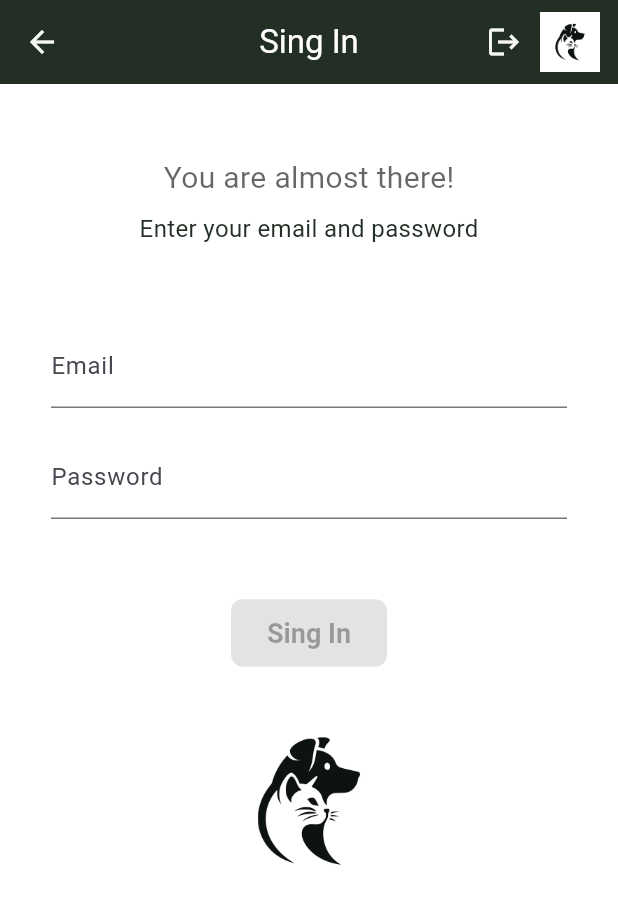
After one commit to PetarJovanovic996/my_pet, a Flutter app: the SignInScreen screen opened by its route, on a phone screen of 412 x 824 dp. The commit adds this screen. Shown: the top 904 px of the screen. Run offline on Flutter 3.47's test engine with Material 3 defaults, Android fonts, the phone set to English and light mode, and no system bars; our stand-ins replace bloc, equatable, firebase_auth, firebase_core, flutter_bloc, formz and 2 more; accounts and stored records are empty.

Commit message:
SignIn cubit and UI implemented

```diff
--- a/lib/core/routes.dart
+++ b/lib/core/routes.dart
@@ -3,7 +3,7 @@ import 'package:my_pet/presentations/screens/home_screen.dart';
 import 'package:my_pet/presentations/screens/welcome%20and%20onboarding/continue_with_facebook_screen.dart';
 import 'package:my_pet/presentations/screens/welcome%20and%20onboarding/continue_with_google_screen.dart';
 import 'package:my_pet/presentations/screens/welcome%20and%20onboarding/lets_start_screen.dart';
-import 'package:my_pet/presentations/screens/welcome%20and%20onboarding/log_in_screen.dart';
+import 'package:my_pet/presentations/screens/welcome%20and%20onboarding/sign_in_screen.dart';
 import 'package:my_pet/presentations/screens/welcome%20and%20onboarding/register_screen.dart';
 import 'package:my_pet/presentations/screens/welcome%20and%20onboarding/welcome_view_screen.dart';
 
@@ -27,7 +27,7 @@ class MyRouter {
           (Routes.welcomeViewScreen) => const WelcomeViewScreen(),
           (Routes.letsStartScreen) => const LetsStartScreen(),
 
-          (Routes.logInScreen) => const SingInScreen(),
+          (Routes.logInScreen) => const SignInScreen(),
           (Routes.registerScreen) => const RegisterScreen(),
           (Routes.continueWithFacebookScreen) =>
             const ContinueWithFacebookScreen(),
--- a/lib/l10n/app_en.arb
+++ b/lib/l10n/app_en.arb
@@ -41,7 +41,16 @@
   "passwordDontMatch": "Password dont match",
   "@passwordDontMatch": {},
   "confirmPassword": "Confirm your password",
-  "@confirmPassword": {}
+  "@confirmPassword": {},
+    "successfullSignIn": "You are logged in",
+  "@successfullSignIn": {},
+  "invalidSignIn": "Invalid Log In",
+  "@invalidSignIn": {},
+  "enterSingInInfo": "Enter your email and password",
+  "@enterSingInInfo": {},
+   "almostThere": "You are almost there!",
+  "@almostThere": {}
+
 
 
 
--- a/lib/l10n/app_localizations.dart
+++ b/lib/l10n/app_localizations.dart
@@ -220,6 +220,30 @@ abstract class AppLocalizations {
   /// In en, this message translates to:
   /// **'Confirm your password'**
   String get confirmPassword;
+
+  /// No description provided for @successfullSignIn.
+  ///
+  /// In en, this message translates to:
+  /// **'You are logged in'**
+  String get successfullSignIn;
+
+  /// No description provided for @invalidSignIn.
+  ///
+  /// In en, this message translates to:
+  /// **'Invalid Log In'**
+  String get invalidSignIn;
+
+  /// No description provided for @enterSingInInfo.
+  ///
+  /// In en, this message translates to:
+  /// **'Enter your email and password'**
+  String get enterSingInInfo;
+
+  /// No description provided for @almostThere.
+  ///
+  /// In en, this message translates to:
+  /// **'You are almost there!'**
+  String get almostThere;
 }
 
 class _AppLocalizationsDelegate extends LocalizationsDelegate<AppLocalizations> {
--- a/lib/l10n/app_localizations_en.dart
+++ b/lib/l10n/app_localizations_en.dart
@@ -70,4 +70,16 @@ class AppLocalizationsEn extends AppLocalizations {
 
   @override
   String get confirmPassword => 'Confirm your password';
+
+  @override
+  String get successfullSignIn => 'You are logged in';
+
+  @override
+  String get invalidSignIn => 'Invalid Log In';
+
+  @override
+  String get enterSingInInfo => 'Enter your email and password';
+
+  @override
+  String get almostThere => 'You are almost there!';
 }
--- a/lib/presentations/cubit/authentication/sign_in_cubit.dart
+++ b/lib/presentations/cubit/authentication/sign_in_cubit.dart
@@ -1,8 +1,61 @@
+import 'package:authentication_repository/authentication_repository.dart';
 import 'package:bloc/bloc.dart';
 import 'package:equatable/equatable.dart';
+import 'package:formz/formz.dart';
+import 'package:my_pet/data/models/validation/email.dart';
+import 'package:my_pet/data/models/validation/password.dart';
 
 part 'sign_in_state.dart';
 
-class LogInCubit extends Cubit<LogInState> {
-  LogInCubit() : super(LogInInitial());
+class SignInCubit extends Cubit<SignInState> {
+  SignInCubit(this._authenticationRepository) : super(SignInState());
+
+  final AuthenticationRepository _authenticationRepository;
+
+  void enteredEmail(String value) {
+    final email = Email.dirty(value);
+
+    emit(
+      state.copyWith(
+        email: email,
+        isValid: Formz.validate([email, state.password]),
+      ),
+    );
+  }
+
+  void enteredPassword(String value) {
+    final password = Password.dirty(value);
+
+    emit(
+      state.copyWith(
+        password: password,
+
+        isValid: Formz.validate([state.email, password]),
+      ),
+    );
+  }
+
+  Future<void> signIn() async {
+    if (!state.isValid) {
+      emit(state.copyWith(status: FormzSubmissionStatus.failure));
+      return;
+    }
+    emit(state.copyWith(status: FormzSubmissionStatus.inProgress));
+    try {
+      await _authenticationRepository.logInWithEmailAndPassword(
+        email: state.email.value,
+        password: state.password.value,
+      );
+      emit(state.copyWith(status: FormzSubmissionStatus.success));
+    } on LogInWithEmailAndPasswordFailure catch (e) {
+      emit(
+        state.copyWith(
+          errorMessage: e.message,
+          status: FormzSubmissionStatus.failure,
+        ),
+      );
+    } catch (e) {
+      emit(state.copyWith(status: FormzSubmissionStatus.failure));
+    }
+  }
 }
--- a/lib/presentations/cubit/authentication/sign_in_state.dart
+++ b/lib/presentations/cubit/authentication/sign_in_state.dart
@@ -1,10 +1,36 @@
 part of 'sign_in_cubit.dart';
 
-sealed class LogInState extends Equatable {
-  const LogInState();
+final class SignInState extends Equatable {
+  const SignInState({
+    this.email = const Email.pure(),
+    this.password = const Password.pure(),
+    this.status = FormzSubmissionStatus.initial,
+    this.isValid = false,
+    this.errorMessage,
+  });
+
+  final Email email;
+  final Password password;
+  final FormzSubmissionStatus status;
+  final bool isValid;
+  final String? errorMessage;
+
+  SignInState copyWith({
+    Email? email,
+    Password? password,
+    FormzSubmissionStatus? status,
+    bool? isValid,
+    String? errorMessage,
+  }) {
+    return SignInState(
+      email: email ?? this.email,
+      password: password ?? this.password,
+      status: status ?? this.status,
+      isValid: isValid ?? this.isValid,
+      errorMessage: errorMessage ?? this.errorMessage,
+    );
+  }
 
   @override
-  List<Object> get props => [];
+  List<Object?> get props => [email, password, status, isValid, errorMessage];
 }
-
-final class LogInInitial extends LogInState {}
--- a/lib/presentations/screens/home_screen.dart
+++ b/lib/presentations/screens/home_screen.dart
@@ -1,10 +1,11 @@
 import 'package:flutter/material.dart';
+import 'package:my_pet/presentations/widgets/main_app_bar.dart';
 
 class HomeScreen extends StatelessWidget {
   const HomeScreen({super.key});
 
   @override
   Widget build(BuildContext context) {
-    return const Placeholder();
+    return const Scaffold(appBar: MainAppBar(title: 'Home Screen'));
   }
 }
--- /dev/null
+++ b/lib/presentations/screens/welcome and onboarding/sign_in_screen.dart
@@ -0,0 +1,169 @@
+import 'package:authentication_repository/authentication_repository.dart';
+import 'package:flutter/material.dart';
+import 'package:my_pet/core/routes.dart';
+import 'package:my_pet/l10n/app_localizations.dart';
+import 'package:my_pet/presentations/cubit/authentication/sign_in_cubit.dart';
+import 'package:my_pet/presentations/widgets/main_app_bar.dart';
+import 'package:flutter_bloc/flutter_bloc.dart';
+import 'package:formz/formz.dart';
+
+class SignInScreen extends StatelessWidget {
+  const SignInScreen({super.key});
+
+  @override
+  Widget build(BuildContext context) {
+    return Scaffold(
+      appBar: MainAppBar(
+        title: AppLocalizations.of(context)!.singIn,
+        showSignOut: false,
+      ),
+      body: Padding(
+        padding: const EdgeInsets.all(18),
+        child: BlocProvider(
+          create: (context) => SignInCubit(AuthenticationRepository()),
+          child: const SignInFormn(),
+        ),
+      ),
+    );
+  }
+}
+
+class SignInFormn extends StatelessWidget {
+  const SignInFormn({super.key});
+
+  @override
+  Widget build(BuildContext context) {
+    return BlocConsumer<SignInCubit, SignInState>(
+      listenWhen: (previous, current) => previous.status != current.status,
+      listener: (context, state) {
+        if (state.status.isSuccess) {
+          ScaffoldMessenger.of(context).showSnackBar(
+            SnackBar(
+              content: Text(AppLocalizations.of(context)!.successfullSignIn),
+            ),
+          );
+          Navigator.of(context).pushNamedAndRemoveUntil(
+            Routes.homeScreen,
+            (Route<dynamic> route) => false,
+          );
+        }
+        if (state.status.isFailure) {
+          ScaffoldMessenger.of(context).showSnackBar(
+            SnackBar(
+              content: Text(
+                state.errorMessage ??
+                    AppLocalizations.of(context)!.invalidSignIn,
+              ),
+            ),
+          );
+        }
+      },
+      builder: (context, state) {
+        return SafeArea(
+          child: SingleChildScrollView(
+            padding: EdgeInsets.only(bottom: 30, left: 16, right: 16, top: 30),
+            child: Column(
+              crossAxisAlignment: CrossAxisAlignment.center,
+              spacing: 18,
+              children: [
+                Column(
+                  children: [
+                    Text(
+                      AppLocalizations.of(context)!.almostThere,
+
+                      style: TextStyle(
+                        fontSize: 20,
+                        color: Theme.of(context).hintColor,
+                      ),
+                    ),
+                    SizedBox(height: 8),
+                    Text(AppLocalizations.of(context)!.enterSingInInfo),
+                  ],
+                ),
+                const SizedBox(height: 16),
+
+                const _EmailInput(),
+                const _PasswordInput(),
+                if (state.status.isInProgress)
+                  const CircularProgressIndicator(),
+                const SizedBox(height: 16),
+                const _SignInButton(),
+                Image.asset('assets/images/appLogo.jpg', height: 140),
+              ],
+            ),
+          ),
+        );
+      },
+    );
+  }
+}
+
+class _EmailInput extends StatelessWidget {
+  const _EmailInput();
+
+  @override
+  Widget build(BuildContext context) {
+    return BlocBuilder<SignInCubit, SignInState>(
+      buildWhen: (prev, curr) => prev.email != curr.email,
+      builder: (context, state) {
+        return TextFormField(
+          initialValue: state.email.value,
+          onChanged: (email) => context.read<SignInCubit>().enteredEmail(email),
+          keyboardType: TextInputType.emailAddress,
+          decoration: InputDecoration(
+            labelText: AppLocalizations.of(context)!.email,
+            errorText:
+                state.email.displayError != null
+                    ? AppLocalizations.of(context)!.invalidEmail
+                    : null,
+          ),
+        );
+      },
+    );
+  }
+}
+
+class _PasswordInput extends StatelessWidget {
+  const _PasswordInput();
+
+  @override
+  Widget build(BuildContext context) {
+    return BlocBuilder<SignInCubit, SignInState>(
+      buildWhen: (prev, curr) => prev.password != curr.password,
+      builder: (context, state) {
+        return TextFormField(
+          obscureText: true,
+          initialValue: state.password.value,
+          onChanged:
+              (password) =>
+                  context.read<SignInCubit>().enteredPassword(password),
+          keyboardType: TextInputType.visiblePassword,
+          decoration: InputDecoration(
+            labelText: AppLocalizations.of(context)!.password,
+            errorText:
+                state.password.displayError != null
+                    ? AppLocalizations.of(context)!.invalidPassword
+                    : null,
+          ),
+        );
+      },
+    );
+  }
+}
+
+class _SignInButton extends StatelessWidget {
+  const _SignInButton();
+
+  @override
+  Widget build(BuildContext context) {
+    return BlocBuilder<SignInCubit, SignInState>(
+      builder: (context, state) {
+        return ElevatedButton(
+          onPressed:
+              state.isValid ? () => context.read<SignInCubit>().signIn() : null,
+          child: Text(AppLocalizations.of(context)!.singIn),
+        );
+      },
+    );
+  }
+}
--- a/packages/authentication_repository/lib/src/authentication_repository.dart
+++ b/packages/authentication_repository/lib/src/authentication_repository.dart
@@ -112,6 +112,7 @@ class AuthenticationRepository {
         email: email,
         password: password,
       );
+      await _firebaseAuth.signOut();
     } on firebase_auth.FirebaseAuthException catch (e) {
       throw RegisterWithEmailAndPasswordFailure.fromCode(e.code);
     } catch (_) {
```
Also changed, not shown: lib/l10n/app_localizations_sr.dart (+12 -0 lines), lib/l10n/app_sr.arb (+9 -1 lines), lib/presentations/screens/welcome and onboarding/log_in_screen.dart (deleted, +0 -18 lines), lib/presentations/screens/welcome and onboarding/register_screen.dart (+3 -6 lines), lib/presentations/widgets/main_app_bar.dart (+7 -1 lines).
